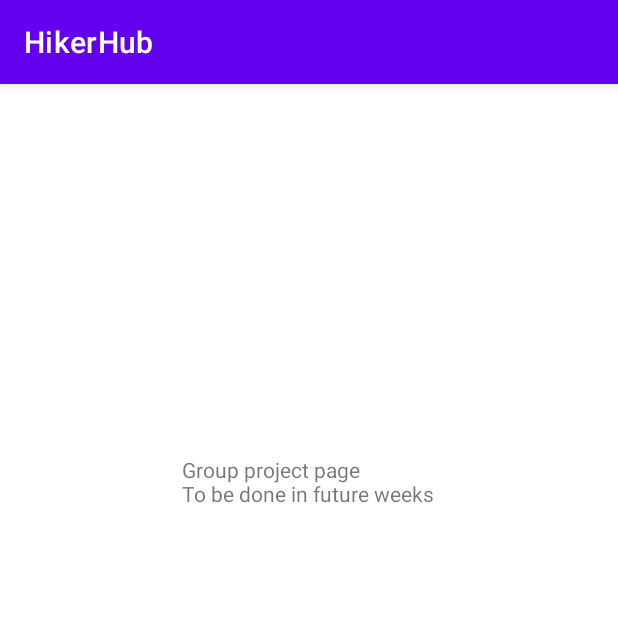
After one commit to Qcc-2000/HikerHub, an Android app: the GroupActivity screen opened directly, with no data from a screen before it, on a phone screen of 412 x 824 dp, the top half of it. The commit adds this screen. Run offline under Robolectric (Android 15) with nearby library versions, the phone set to English and light mode, and no system bars.

Commit message:
added 2 more button and 2 activities

```diff
--- /dev/null
+++ b/app/src/main/java/edu/northeastern/hikerhub/GroupActivity.java
@@ -0,0 +1,14 @@
+package edu.northeastern.hikerhub;
+
+import androidx.appcompat.app.AppCompatActivity;
+
+import android.os.Bundle;
+
+public class GroupActivity extends AppCompatActivity {
+
+    @Override
+    protected void onCreate(Bundle savedInstanceState) {
+        super.onCreate(savedInstanceState);
+        setContentView(R.layout.activity_group);
+    }
+}
--- /dev/null
+++ b/app/src/main/res/layout/activity_group.xml
@@ -0,0 +1,21 @@
+<?xml version="1.0" encoding="utf-8"?>
+<androidx.constraintlayout.widget.ConstraintLayout xmlns:android="http://schemas.android.com/apk/res/android"
+    xmlns:app="http://schemas.android.com/apk/res-auto"
+    xmlns:tools="http://schemas.android.com/tools"
+    android:layout_width="match_parent"
+    android:layout_height="match_parent"
+    tools:context=".GroupActivity">
+
+    <TextView
+        android:id="@+id/textView"
+        android:layout_width="wrap_content"
+        android:layout_height="wrap_content"
+        android:text="Group project page \nTo be done in future weeks"
+        app:layout_constraintBottom_toBottomOf="parent"
+        app:layout_constraintEnd_toEndOf="parent"
+        app:layout_constraintHorizontal_bias="0.497"
+        app:layout_constraintStart_toStartOf="parent"
+        app:layout_constraintTop_toTopOf="parent"
+        app:layout_constraintVertical_bias="0.338" />
+
+</androidx.constraintlayout.widget.ConstraintLayout>
--- a/app/src/main/res/layout/activity_main.xml
+++ b/app/src/main/res/layout/activity_main.xml
@@ -44,6 +44,7 @@
         android:layout_width="wrap_content"
         android:layout_height="wrap_content"
         android:backgroundTint="#E1AD01"
+        android:onClick="startFirebaseActivity"
         android:text="Firebase"
         app:layout_constraintBottom_toBottomOf="parent"
         app:layout_constraintEnd_toEndOf="parent"
@@ -56,6 +57,7 @@
         android:layout_width="wrap_content"
         android:layout_height="wrap_content"
         android:backgroundTint="#E1AD01"
+        android:onClick="startGroupProjectActivity"
         android:text="Group Project"
         app:layout_constraintBottom_toBottomOf="parent"
         app:layout_constraintEnd_toEndOf="parent"
```
Also changed, not shown: app/src/main/AndroidManifest.xml (+9 -1 lines), app/src/main/java/edu/northeastern/hikerhub/FirebaseActivity.java (added, +14 -0 lines), app/src/main/java/edu/northeastern/hikerhub/MainActivity.java (+8 -0 lines), app/src/main/res/layout/activity_firebase.xml (added, +20 -0 lines).
